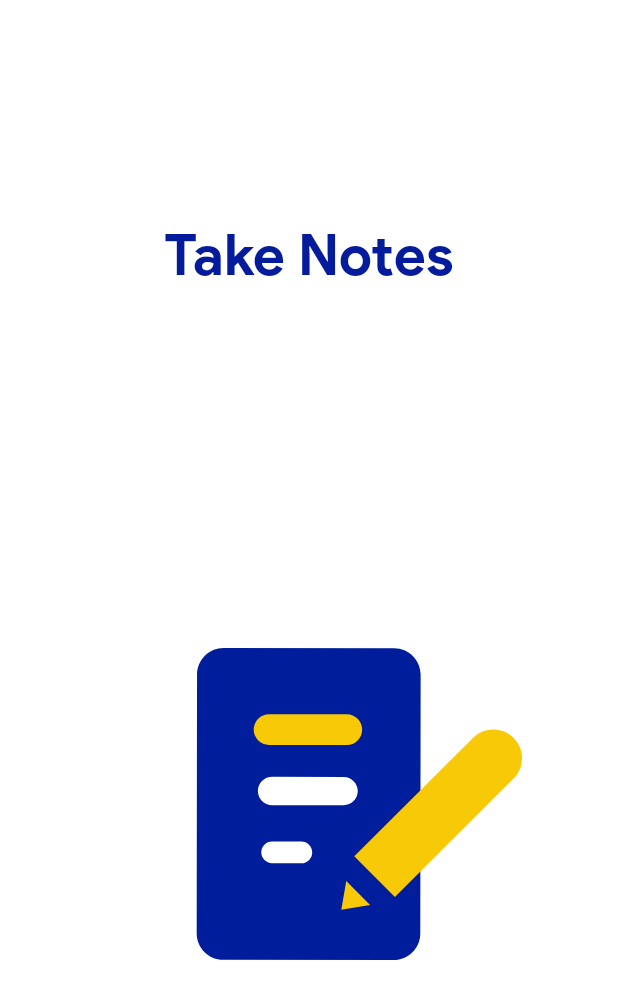
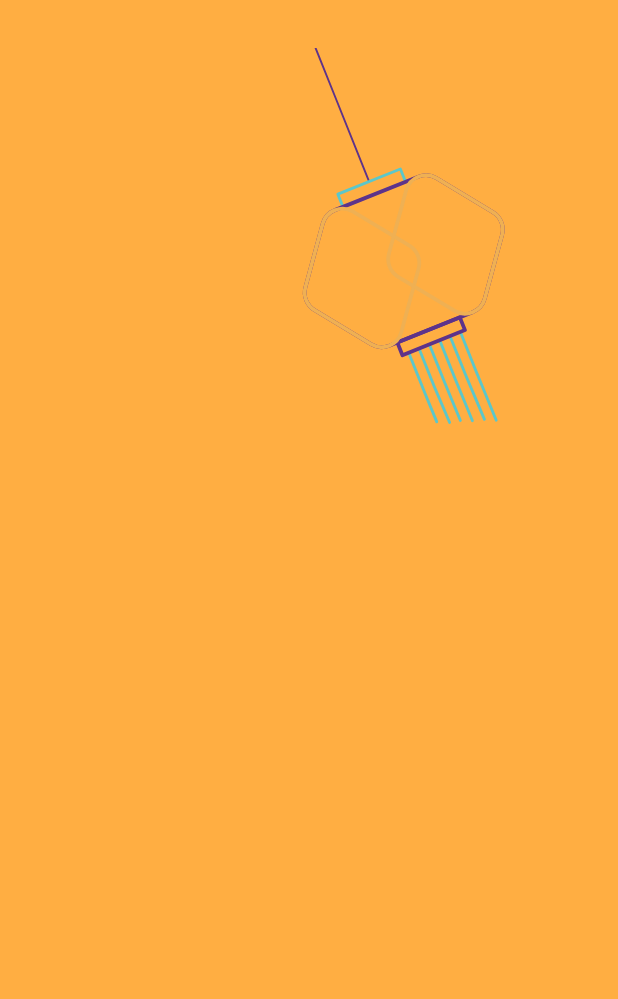
Before and after one commit to the-rebooted-coder/Take-Notes, an Android app: the first screen one second after launch (SplashScreen), on a phone screen of 412 x 824 dp. Shown: the top 999 px of the screen. Run offline under Robolectric (Android 15) with nearby library versions, the phone set to English and light mode, and no system bars.

Commit message:
Changed Diwali Loader .json added few micro updates

```diff
--- a/app/src/main/java/com/aaxena/takenotes/MeetDevs.java
+++ b/app/src/main/java/com/aaxena/takenotes/MeetDevs.java
@@ -1,12 +1,12 @@
 package com.aaxena.takenotes;
-
-import androidx.appcompat.app.AppCompatActivity;
 
 import android.content.Intent;
 import android.os.Bundle;
 import android.webkit.WebSettings;
 import android.webkit.WebView;
 import android.webkit.WebViewClient;
+
+import androidx.appcompat.app.AppCompatActivity;
 
 public class MeetDevs extends AppCompatActivity {
     @Override
--- a/app/src/main/java/com/aaxena/takenotes/PrivacyPolicy.java
+++ b/app/src/main/java/com/aaxena/takenotes/PrivacyPolicy.java
@@ -1,9 +1,9 @@
 package com.aaxena.takenotes;
-
-import androidx.appcompat.app.AppCompatActivity;
 
 import android.content.Intent;
 import android.os.Bundle;
+
+import androidx.appcompat.app.AppCompatActivity;
 
 public class PrivacyPolicy extends AppCompatActivity {
 
--- a/app/src/main/java/com/aaxena/takenotes/Settings.java
+++ b/app/src/main/java/com/aaxena/takenotes/Settings.java
@@ -1,6 +1,4 @@
 package com.aaxena.takenotes;
-
-import androidx.appcompat.app.AppCompatActivity;
 
 import android.content.Context;
 import android.content.Intent;
@@ -9,6 +7,8 @@ import android.os.Vibrator;
 import android.view.View;
 import android.widget.Button;
 import android.widget.Toast;
+
+import androidx.appcompat.app.AppCompatActivity;
 
 public class Settings extends AppCompatActivity {
 
--- a/app/src/main/java/com/aaxena/takenotes/SplashScreen.java
+++ b/app/src/main/java/com/aaxena/takenotes/SplashScreen.java
@@ -5,6 +5,8 @@ import android.content.Intent;
 import android.os.Bundle;
 import android.os.Handler;
 import android.os.Vibrator;
+import android.view.animation.AlphaAnimation;
+import android.widget.TextView;
 
 import androidx.appcompat.app.AppCompatActivity;
 
@@ -13,13 +15,17 @@ import com.google.android.gms.auth.api.signin.GoogleSignInAccount;
 
 public class SplashScreen extends AppCompatActivity {
 
+    protected AlphaAnimation fadeIn = new AlphaAnimation(0.0f , 1.0f ) ;
+
     @Override
     protected void onCreate(Bundle savedInstanceState) {
         super.onCreate(savedInstanceState);
         setContentView(R.layout.splash_screen);
-
-        //Initiating Flash Screen
         fireSplashScreen();
+        TextView appName = findViewById(R.id.title);
+        appName.setText(R.string.app_name);
+        appName.startAnimation(fadeIn);
+        fadeIn.setDuration(1500);
     }
 
 
--- a/app/src/main/java/com/aaxena/takenotes/feature.java
+++ b/app/src/main/java/com/aaxena/takenotes/feature.java
@@ -2,7 +2,6 @@ package com.aaxena.takenotes;
 
 import android.content.Intent;
 import android.os.Bundle;
-import android.view.KeyEvent;
 import android.webkit.WebSettings;
 import android.webkit.WebView;
 import android.webkit.WebViewClient;
--- a/app/src/main/res/layout/splash_screen.xml
+++ b/app/src/main/res/layout/splash_screen.xml
@@ -4,32 +4,36 @@
     xmlns:tools="http://schemas.android.com/tools"
     android:layout_width="match_parent"
     android:layout_height="match_parent"
-    android:background="@color/colorAccent"
+    android:background="#ffae42"
     tools:context=".SplashScreen">
+
+    <TextView
+        android:id="@+id/title"
+        android:layout_width="wrap_content"
+        android:layout_height="wrap_content"
+        android:elevation="25dp"
+        android:fontFamily="@font/productsansbold"
+        android:text="@string/app_name"
+        android:textColor="@color/ic_launcher_background"
+        android:textSize="38sp"
+        app:layout_constraintBottom_toBottomOf="parent"
+        app:layout_constraintEnd_toEndOf="parent"
+        app:layout_constraintStart_toStartOf="parent"
+        app:layout_constraintTop_toBottomOf="@+id/animation_view" />
 
     <com.airbnb.lottie.LottieAnimationView
         android:id="@+id/animation_view"
         android:layout_width="334dp"
         android:layout_height="398dp"
+        android:elevation="30dp"
         app:layout_constraintBottom_toBottomOf="parent"
         app:layout_constraintEnd_toEndOf="parent"
+        app:layout_constraintHorizontal_bias="0.50"
         app:layout_constraintStart_toStartOf="parent"
         app:layout_constraintTop_toTopOf="parent"
-        app:layout_constraintVertical_bias="0.8"
+        app:layout_constraintVertical_bias="0.0"
         app:lottie_autoPlay="true"
-        app:lottie_fileName="takenotes_loader.json"
+        app:lottie_fileName="takenotes_diwali_loader.json"
         app:lottie_loop="false" />
 
-    <TextView
-        android:id="@+id/title"
-        android:layout_width="wrap_content"
-        android:layout_height="wrap_content"
-        android:fontFamily="@font/productsansbold"
-        android:text="@string/app_name"
-        android:textColor="#041C9C"
-        android:textSize="38sp"
-        app:layout_constraintBottom_toTopOf="@+id/animation_view"
-        app:layout_constraintEnd_toEndOf="parent"
-        app:layout_constraintStart_toStartOf="parent"
-        app:layout_constraintTop_toTopOf="parent" />
 </androidx.constraintlayout.widget.ConstraintLayout>
```
Also changed, not shown: app/src/main/assets/takenotes_diwali_loader.json (added, +1 -0 lines).
